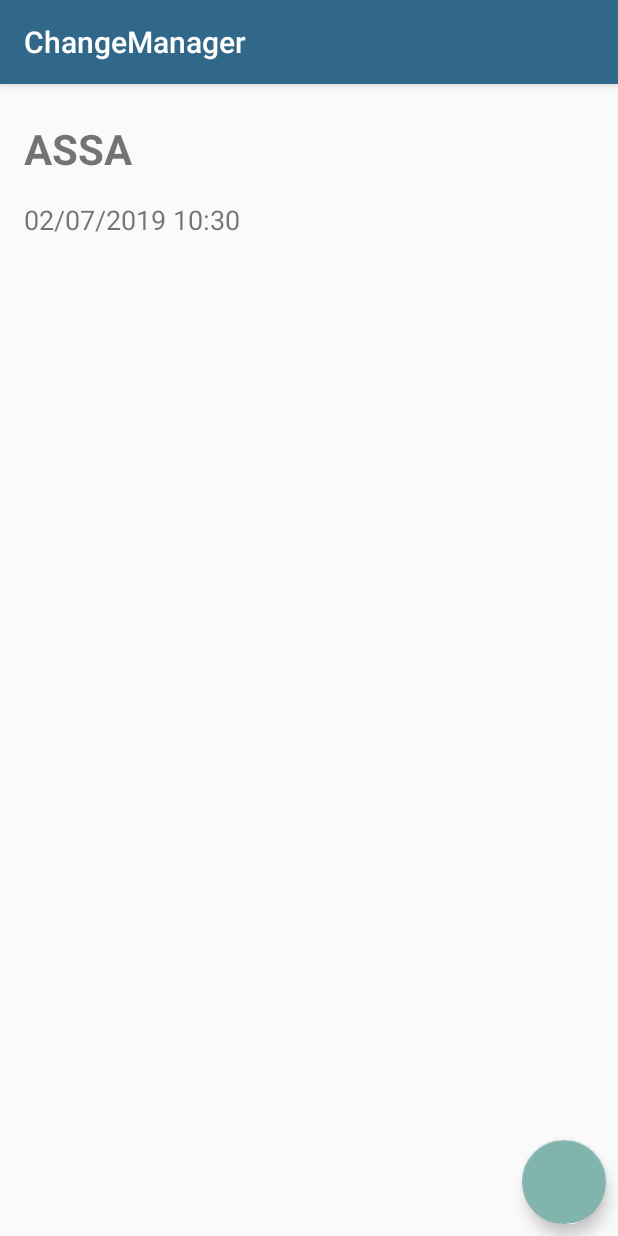
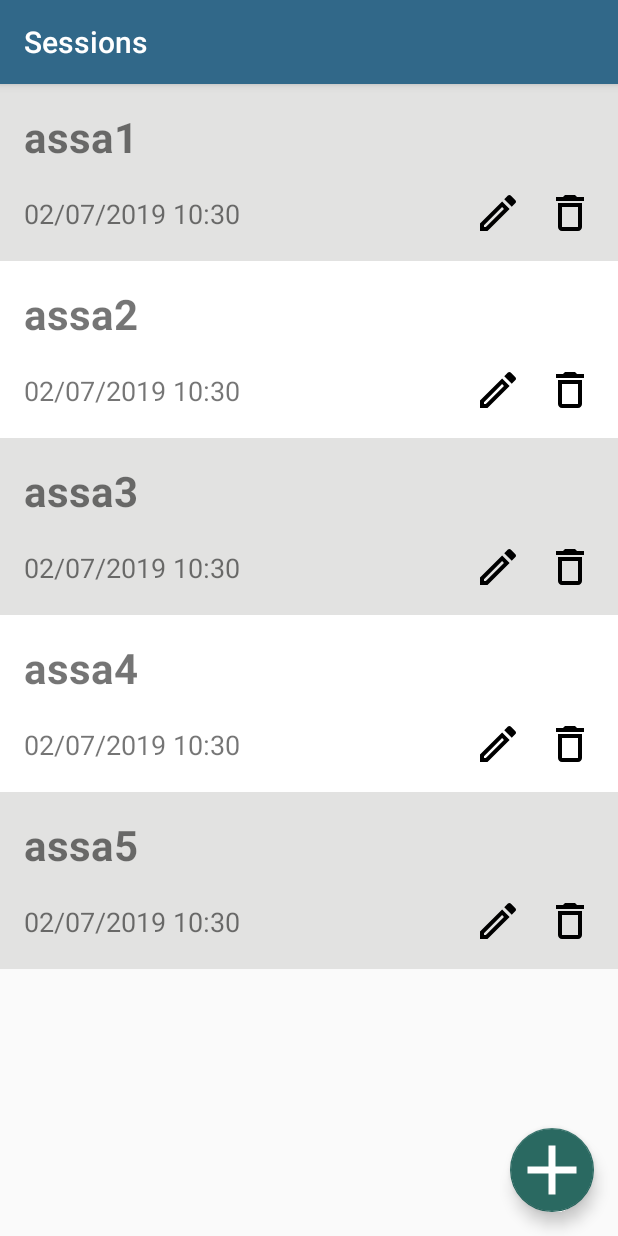
Before and after one commit to RogachevMD/ChangeManager, an Android app: the screen it shows after launch (MainActivity), on a phone screen of 412 x 824 dp. Run offline under Robolectric (Android 15) with nearby library versions, the phone set to English and light mode, and no system bars.

Commit message:
v.02.07.01

```diff
--- a/app/build.gradle
+++ b/app/build.gradle
@@ -4,7 +4,7 @@ android {
     compileSdkVersion 28
     defaultConfig {
         applicationId "com.topstrejiok.changemanager"
-        minSdkVersion 14
+        minSdkVersion 23
         targetSdkVersion 28
         versionCode 1
         versionName "1.0"
--- a/app/src/main/AndroidManifest.xml
+++ b/app/src/main/AndroidManifest.xml
@@ -12,7 +12,8 @@
         android:roundIcon="@mipmap/ic_launcher_round"
         android:supportsRtl="true"
         android:theme="@style/AppTheme">
-        <activity android:name=".MainActivity">
+        <activity android:name=".activity.SessionActivity"></activity>
+        <activity android:name=".activity.MainActivity">
             <intent-filter>
                 <action android:name="android.intent.action.MAIN" />
 
--- a/app/src/main/java/com/topstrejiok/changemanager/MainActivity.java
+++ b/app/src/main/java/com/topstrejiok/changemanager/activity/MainActivity.java
@@ -1,4 +1,4 @@
-package com.topstrejiok.changemanager;
+package com.topstrejiok.changemanager.activity;
 
 import android.content.DialogInterface;
 import android.os.Bundle;
@@ -12,6 +12,7 @@ import android.widget.TextView;
 
 import com.topstrejiok.changemanager.Libs.Group;
 import com.topstrejiok.changemanager.Libs.Person;
+import com.topstrejiok.changemanager.R;
 import com.topstrejiok.changemanager.adapter.SessionAdapter;
 import com.topstrejiok.changemanager.model.SessionListItem;
 
@@ -25,10 +26,12 @@ public class MainActivity extends AppCompatActivity {
     private FloatingActionButton addSessionButton;
 
     private ArrayList<SessionListItem> data;
+
     @Override
     protected void onCreate(Bundle savedInstanceState) {
         super.onCreate(savedInstanceState);
         setContentView(R.layout.activity_main);
+        setTitle("Sessions");
         initRecyclerView();
 
         Group.People.add(new Person(1, "oleg", 450, 700));
@@ -40,21 +43,21 @@ public class MainActivity extends AppCompatActivity {
         Init();
     }
 
-    private void Init()
-    {
+    private void Init() {
         addSessionButton = findViewById(R.id.AddSession);
         addSessionButton.setOnClickListener(new View.OnClickListener() {
             @Override
             public void onClick(View v) {
                 AlertDialog.Builder builder = new AlertDialog.Builder(MainActivity.this);
                 builder.setTitle("kek");
-                final View view = getLayoutInflater().inflate(R.layout.alert_item_session,null);
+                final View view = getLayoutInflater().inflate(R.layout.alert_item_session, null);
 
                 builder.setNegativeButton("OK", new DialogInterface.OnClickListener() {
                     @Override
                     public void onClick(DialogInterface dialog, int which) {
                         dialog.cancel();
-                        data.add(  new SessionListItem(((TextView)view.findViewById(R.id.AlertName)).getText().toString() ,System.currentTimeMillis()) );
+                        data.add(new SessionListItem(((TextView) view.findViewById(R.id.AlertName)).getText().toString(),
+                                System.currentTimeMillis()));
                     }
                 });
                 builder.setView(view);
@@ -67,12 +70,16 @@ public class MainActivity extends AppCompatActivity {
     }
 
 
-    private void initRecyclerView(){
+    private void initRecyclerView() {
         SessionRecyclerView = findViewById(R.id.SessionView);
         SessionRecyclerView.setHasFixedSize(true);
         SessionRecyclerView.setLayoutManager(new LinearLayoutManager(this));
         data = new ArrayList<>();
-        data.add(new SessionListItem("ASSA", System.currentTimeMillis()));
+        data.add(new SessionListItem("assa1", System.currentTimeMillis()));
+        data.add(new SessionListItem("assa2", System.currentTimeMillis()));
+        data.add(new SessionListItem("assa3", System.currentTimeMillis()));
+        data.add(new SessionListItem("assa4", System.currentTimeMillis()));
+        data.add(new SessionListItem("assa5", System.currentTimeMillis()));
         sessionAdapter = new SessionAdapter(data, this);
         SessionRecyclerView.setAdapter(sessionAdapter);
     }
--- /dev/null
+++ b/app/src/main/java/com/topstrejiok/changemanager/activity/SessionActivity.java
@@ -0,0 +1,15 @@
+package com.topstrejiok.changemanager.activity;
+
+import android.os.Bundle;
+import android.support.v7.app.AppCompatActivity;
+
+import com.topstrejiok.changemanager.R;
+
+public class SessionActivity extends AppCompatActivity {
+
+    @Override
+    protected void onCreate(Bundle savedInstanceState) {
+        super.onCreate(savedInstanceState);
+        setContentView(R.layout.activity_session);
+    }
+}
--- a/app/src/main/java/com/topstrejiok/changemanager/adapter/SessionAdapter.java
+++ b/app/src/main/java/com/topstrejiok/changemanager/adapter/SessionAdapter.java
@@ -2,14 +2,18 @@ package com.topstrejiok.changemanager.adapter;
 
 
 import android.content.Context;
+import android.content.Intent;
 import android.support.annotation.NonNull;
+import android.support.constraint.ConstraintLayout;
 import android.support.v7.widget.RecyclerView;
 import android.view.LayoutInflater;
 import android.view.View;
 import android.view.ViewGroup;
+import android.widget.ImageView;
 import android.widget.TextView;
 
 import com.topstrejiok.changemanager.R;
+import com.topstrejiok.changemanager.activity.SessionActivity;
 import com.topstrejiok.changemanager.model.SessionListItem;
 
 import java.util.ArrayList;
@@ -29,12 +33,25 @@ public class SessionAdapter extends RecyclerView.Adapter<SessionAdapter.SessionV
     @Override
     public SessionVH onCreateViewHolder(@NonNull ViewGroup viewGroup, int i) {
         View v = LayoutInflater.from(context)
-                .inflate(R.layout.item_session_list, viewGroup,false);
+                .inflate(R.layout.item_session_list, viewGroup, false);
         return new SessionVH(v);
     }
 
     @Override
     public void onBindViewHolder(@NonNull SessionVH sessionVH, int i) {
+        if (i % 2 == 1) {
+            sessionVH.root.setBackgroundColor(context.getColor(R.color.colorFirst));
+        } else {
+            sessionVH.root.setBackgroundColor(context.getColor(R.color.colorSecond));
+        }
+        sessionVH.root.setOnClickListener(new View.OnClickListener() {
+            @Override
+            public void onClick(View view) {
+                Intent intent = new Intent(context, SessionActivity.class);
+                context.startActivity(intent);
+
+            }
+        });
         sessionVH.header.setText(data.get(i).getName());
         sessionVH.dateTime.setText(data.get(i).getDateTime());
     }
@@ -44,15 +61,22 @@ public class SessionAdapter extends RecyclerView.Adapter<SessionAdapter.SessionV
         return data.size();
     }
 
-    static class SessionVH extends RecyclerView.ViewHolder{
+    static class SessionVH extends RecyclerView.ViewHolder {
 
         TextView header;
         TextView dateTime;
+        ConstraintLayout root;
+        ImageView delete;
+        ImageView edit;
 
         SessionVH(@NonNull View v) {
             super(v);
+            root = (ConstraintLayout) v;
             header = v.findViewById(R.id.header);
             dateTime = v.findViewById(R.id.dateTime);
+            delete = v.findViewById(R.id.delete);
+            edit = v.findViewById(R.id.edit);
+
         }
     }
 }
--- /dev/null
+++ b/app/src/main/res/drawable/ic_add.xml
@@ -0,0 +1,9 @@
+<vector xmlns:android="http://schemas.android.com/apk/res/android"
+    android:width="24dp"
+    android:height="24dp"
+    android:viewportWidth="24"
+    android:viewportHeight="24">
+  <path
+      android:fillColor="#FFFFFF"
+      android:pathData="M19,13h-6v6h-2v-6H5v-2h6V5h2v6h6v2z"/>
+</vector>
--- /dev/null
+++ b/app/src/main/res/drawable/ic_delete.xml
@@ -0,0 +1,9 @@
+<vector xmlns:android="http://schemas.android.com/apk/res/android"
+    android:width="24dp"
+    android:height="24dp"
+    android:viewportWidth="24"
+    android:viewportHeight="24">
+  <path
+      android:fillColor="#FF000000"
+      android:pathData="M16,9v10H8V9h8m-1.5,-6h-5l-1,1H5v2h14V4h-3.5l-1,-1zM18,7H6v12c0,1.1 0.9,2 2,2h8c1.1,0 2,-0.9 2,-2V7z"/>
+</vector>
--- /dev/null
+++ b/app/src/main/res/drawable/ic_edit.xml
@@ -0,0 +1,9 @@
+<vector xmlns:android="http://schemas.android.com/apk/res/android"
+    android:width="24dp"
+    android:height="24dp"
+    android:viewportWidth="24"
+    android:viewportHeight="24">
+  <path
+      android:fillColor="#FF000000"
+      android:pathData="M14.06,9.02l0.92,0.92L5.92,19L5,19v-0.92l9.06,-9.06M17.66,3c-0.25,0 -0.51,0.1 -0.7,0.29l-1.83,1.83 3.75,3.75 1.83,-1.83c0.39,-0.39 0.39,-1.02 0,-1.41l-2.34,-2.34c-0.2,-0.2 -0.45,-0.29 -0.71,-0.29zM14.06,6.19L3,17.25L3,21h3.75L17.81,9.94l-3.75,-3.75z"/>
+</vector>
--- a/app/src/main/res/layout/activity_main.xml
+++ b/app/src/main/res/layout/activity_main.xml
@@ -4,25 +4,14 @@
     xmlns:tools="http://schemas.android.com/tools"
     android:layout_width="match_parent"
     android:layout_height="match_parent"
-    tools:context=".MainActivity">
-
-    <android.support.design.widget.FloatingActionButton
-        android:id="@+id/AddSession"
-        android:layout_width="wrap_content"
-        android:layout_height="wrap_content"
-        android:layout_marginEnd="8dp"
-        android:layout_marginRight="8dp"
-        android:layout_marginBottom="8dp"
-        android:clickable="true"
-        app:layout_constraintBottom_toBottomOf="parent"
-        app:layout_constraintEnd_toEndOf="parent"
-        app:srcCompat="@color/colorAccent"
-        android:focusable="true" />
+    tools:context=".activity.MainActivity">
 
     <android.support.v7.widget.RecyclerView
         android:id="@+id/SessionView"
         android:layout_width="0dp"
         android:layout_height="0dp"
+        android:clipToPadding="false"
+        android:paddingBottom="88dp"
         app:layout_constraintBottom_toBottomOf="parent"
         app:layout_constraintEnd_toEndOf="parent"
         app:layout_constraintHorizontal_bias="0.0"
@@ -30,4 +19,21 @@
         app:layout_constraintTop_toTopOf="parent"
         app:layout_constraintVertical_bias="0.0" />
 
+    <android.support.design.widget.FloatingActionButton
+        android:id="@+id/AddSession"
+        android:layout_width="56dp"
+        android:layout_height="56dp"
+        android:layout_marginEnd="16dp"
+        android:layout_marginBottom="16dp"
+        android:clickable="true"
+        android:focusable="true"
+        android:foreground="@drawable/ic_add"
+        app:backgroundTintMode="src_in"
+        app:fabSize="normal"
+        app:layout_constraintBottom_toBottomOf="parent"
+        app:layout_constraintEnd_toEndOf="parent"
+        app:srcCompat="@drawable/ic_add"
+        app:useCompatPadding="false"
+        tools:targetApi="m" />
+
 </android.support.constraint.ConstraintLayout>
--- /dev/null
+++ b/app/src/main/res/layout/activity_session.xml
@@ -0,0 +1,9 @@
+<?xml version="1.0" encoding="utf-8"?>
+<android.support.constraint.ConstraintLayout xmlns:android="http://schemas.android.com/apk/res/android"
+    xmlns:app="http://schemas.android.com/apk/res-auto"
+    xmlns:tools="http://schemas.android.com/tools"
+    android:layout_width="match_parent"
+    android:layout_height="match_parent"
+    tools:context=".activity.SessionActivity">
+
+</android.support.constraint.ConstraintLayout>
--- a/app/src/main/res/layout/item_session_list.xml
+++ b/app/src/main/res/layout/item_session_list.xml
@@ -2,42 +2,66 @@
 <android.support.constraint.ConstraintLayout xmlns:android="http://schemas.android.com/apk/res/android"
     xmlns:app="http://schemas.android.com/apk/res-auto"
     xmlns:tools="http://schemas.android.com/tools"
+    android:id="@+id/root"
     android:layout_width="match_parent"
     android:layout_height="wrap_content">
 
     <TextView
         android:id="@+id/header"
-        android:layout_width="wrap_content"
+        android:layout_width="0dp"
         android:layout_height="wrap_content"
         android:layout_marginStart="16dp"
-        android:layout_marginLeft="16dp"
-        android:layout_marginTop="24dp"
+        android:layout_marginTop="16dp"
+        android:layout_marginEnd="16dp"
+        android:layout_marginBottom="16dp"
         android:ellipsize="end"
         android:maxLines="1"
         android:text="Header"
         android:textSize="@dimen/size_header"
         android:textStyle="bold"
+        app:layout_constraintBottom_toTopOf="@+id/delete"
+        app:layout_constraintEnd_toEndOf="parent"
         app:layout_constraintStart_toStartOf="parent"
         app:layout_constraintTop_toTopOf="parent" />
 
     <TextView
         android:id="@+id/dateTime"
-        android:layout_width="wrap_content"
+        android:layout_width="0dp"
         android:layout_height="wrap_content"
         android:layout_marginStart="16dp"
-        android:layout_marginLeft="16dp"
-        android:layout_marginTop="16dp"
-        android:layout_marginBottom="24dp"
-        android:clickable="false"
-        android:editable="false"
+        android:layout_marginEnd="16dp"
         android:ems="10"
         android:focusable="false"
         android:focusableInTouchMode="false"
-        android:inputType="time"
         android:maxLines="1"
         android:text="Date Time"
+        android:textAllCaps="false"
         android:textSize="@dimen/size_substring"
+        app:layout_constraintBottom_toBottomOf="@+id/delete"
+        app:layout_constraintEnd_toStartOf="@+id/edit"
+        app:layout_constraintStart_toStartOf="parent"
+        app:layout_constraintTop_toTopOf="@+id/delete" />
+
+    <ImageView
+        android:id="@+id/delete"
+        android:layout_width="32dp"
+        android:layout_height="32dp"
+        android:layout_marginEnd="16dp"
+        android:layout_marginBottom="16dp"
+        android:clickable="true"
         app:layout_constraintBottom_toBottomOf="parent"
-        app:layout_constraintStart_toStartOf="parent"
-        app:layout_constraintTop_toBottomOf="@+id/header" />
+        app:layout_constraintEnd_toEndOf="parent"
+        app:srcCompat="@drawable/ic_delete" />
+
+    <ImageView
+        android:id="@+id/edit"
+        android:layout_width="32dp"
+        android:layout_height="32dp"
+        android:layout_marginEnd="16dp"
+        android:layout_marginBottom="16dp"
+        android:clickable="true"
+        app:layout_constraintBottom_toBottomOf="parent"
+        app:layout_constraintEnd_toStartOf="@+id/delete"
+        app:srcCompat="@drawable/ic_edit" />
+
 </android.support.constraint.ConstraintLayout>
--- a/app/src/main/res/values/colors.xml
+++ b/app/src/main/res/values/colors.xml
@@ -2,6 +2,9 @@
 <resources>
     <color name="colorPrimary">#316889</color>
     <color name="colorPrimaryDark">#334870</color>
-    <color name="colorAccent">#82B4AE</color>
-    <color name="colorButtonNormal">#A87A43</color>
+    <color name="colorAccent">#2A6961</color>
+    <color name="colorButtonNormal">#63B4A9</color>
+
+    <color name="colorFirst">#FFFFFF</color>
+    <color name="colorSecond">#E2E2E1</color>
 </resources>
```
